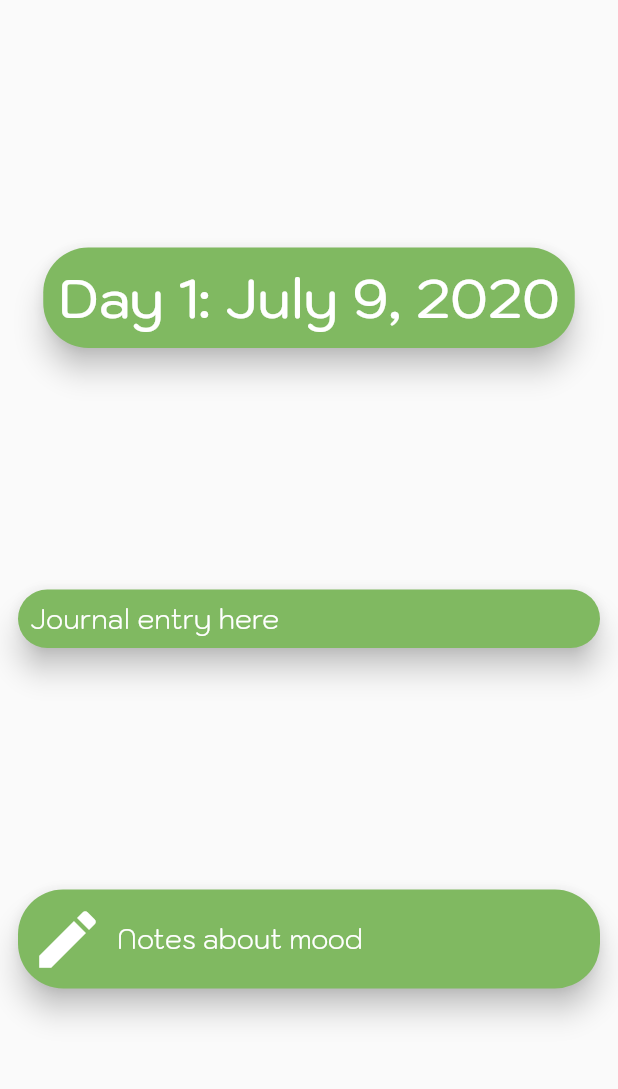
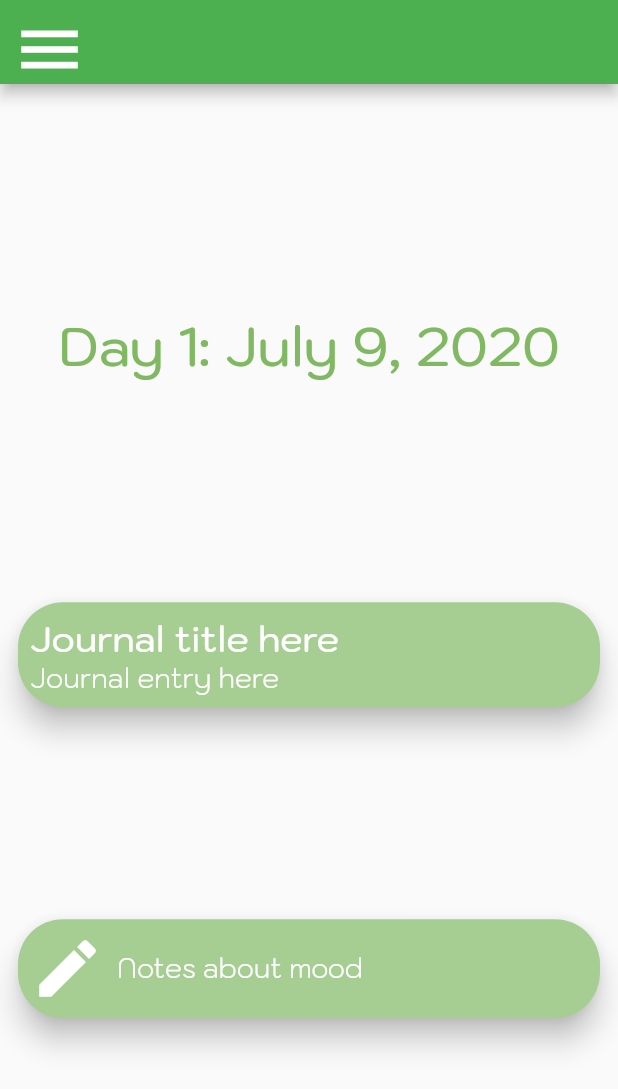
Before and after one commit to AgrawalTrisha/HackTheLib, a Flutter app: the screen it shows after launch, on a phone screen of 412 x 824 dp. Shown: the top 1089 px of the screen. Run offline on Flutter 3.47's test engine with Material 2 defaults, Android fonts, the light colour scheme and no system bars.

Commit message:
this design sucks ass

```diff
--- a/lib/main.dart
+++ b/lib/main.dart
@@ -1,6 +1,9 @@
 import 'package:flutter/cupertino.dart';
 import 'package:flutter/material.dart';
 import 'package:hackthelib/pages/daily_page.dart';
+import 'package:hackthelib/pages/food_page.dart';
+import 'package:hackthelib/pages/journal_page.dart';
+import 'package:hackthelib/pages/mood_page.dart';
 import 'package:hackthelib/widgets/journal_card.dart';
 
 void main() {
@@ -15,39 +18,104 @@ class MyApp extends StatelessWidget {
       title: 'Flutter Demo',
       theme: ThemeData(
         primarySwatch: Colors.green,
+        backgroundColor: Color(0xFFf2f4f3),
         fontFamily: "Kodchasan",
         primaryTextTheme: TextTheme(
-          headline1: TextStyle(
-            fontWeight: FontWeight.w500,
-            fontSize: 36,
-            color: Colors.white
-          ),
-          bodyText1: TextStyle(
-            fontWeight: FontWeight.w300,
-            fontSize: 18,
-            color: Colors.white
-          )
+          headline1: TextStyle(fontWeight: FontWeight.w500, fontSize: 36, color: Color(0xFF80B961)),
+          headline2: TextStyle(fontWeight: FontWeight.w500, fontSize: 24, color: Colors.white),
+          bodyText1: TextStyle(fontWeight: FontWeight.w300, fontSize: 18, color: Colors.white),
         ),
-        iconTheme: IconThemeData(
-          color: Color(0xFF80B961),
-          size: 50
-        ),
-        cardTheme: CardTheme(
-          color: Color(0xFF80B961),
-          shape: RoundedRectangleBorder(borderRadius: BorderRadius.circular(30)),
-          elevation: 8
-        )
+        iconTheme: IconThemeData(color: Color(0xFF80B961), size: 50),
+        cardTheme: CardTheme(color: Color(0xFFa6cd92), shape: RoundedRectangleBorder(borderRadius: BorderRadius.circular(30)), elevation: 8),
       ),
       home: HomeView(),
     );
   }
 }
 
-class HomeView extends StatelessWidget {
+class HomeView extends StatefulWidget {
+  @override
+  _HomeViewState createState() => _HomeViewState();
+}
+
+class _HomeViewState extends State<HomeView> {
+  int pageNum = 1;
+
   @override
   Widget build(BuildContext context) {
-    return Container(
-      child: DailyPage(),
+    return Scaffold(
+      appBar: AppBar(),
+      body: _getPage(pageNum),
+      drawer: Container(
+        color: Colors.white,
+        width: 60,
+        child: Column(
+          mainAxisAlignment: MainAxisAlignment.center,
+          children: <Widget>[
+            Padding(
+              padding: const EdgeInsets.all(8.0),
+              child: IconButton(
+                icon: Icon(Icons.calendar_today),
+                onPressed: () {
+                  setState(() {
+                    pageNum = 1;
+                  });
+                  Navigator.pop(context);
+                },
+              ),
+            ),
+            Padding(
+              padding: const EdgeInsets.all(8.0),
+              child: IconButton(
+                icon: Icon(Icons.local_florist),
+                onPressed: () {
+                  setState(() {
+                    pageNum = 2;
+                  });
+                  Navigator.pop(context);
+                },
+              ),
+            ),
+            Padding(
+              padding: const EdgeInsets.all(8.0),
+              child: IconButton(
+                icon: Icon(Icons.book),
+                onPressed: () {
+                  setState(() {
+                    pageNum = 3;
+                  });
+                  Navigator.pop(context);
+                },
+              ),
+            ),
+            Padding(
+              padding: const EdgeInsets.all(8.0),
+              child: IconButton(
+                icon: Icon(Icons.mood),
+                onPressed: () {
+                  setState(() {
+                    pageNum = 4;
+                  });
+                  Navigator.pop(context);
+                },
+              ),
+            ),
+          ],
+        ),
+      ),
     );
   }
+
+  Widget _getPage(int pageNum) {
+    switch (pageNum) {
+      case 1:
+        return DailyPage();
+      case 2:
+        return FoodPage();
+      case 3:
+        return JournalPage();
+      case 4:
+        return MoodPage();
+    }
+  }
 }
--- a/lib/pages/daily_page.dart
+++ b/lib/pages/daily_page.dart
@@ -6,8 +6,7 @@ import 'package:hackthelib/widgets/mood_card.dart';
 class DailyPage extends StatelessWidget {
   @override
   Widget build(BuildContext context) {
-    return Scaffold(
-      body: Padding(
+    return Padding(
       padding: const EdgeInsets.all(8.0),
       child: Column(
         mainAxisAlignment: MainAxisAlignment.spaceEvenly,
@@ -19,7 +18,6 @@ class DailyPage extends StatelessWidget {
           JournalCard(),
           MoodCard(),
         ],
-        ),
       ),
     );
   }
--- /dev/null
+++ b/lib/pages/food_page.dart
@@ -0,0 +1,8 @@
+import 'package:flutter/material.dart';
+
+class FoodPage extends StatelessWidget {
+  @override
+  Widget build(BuildContext context) {
+    return Container();
+  }
+}
--- /dev/null
+++ b/lib/pages/journal_page.dart
@@ -0,0 +1,8 @@
+import 'package:flutter/material.dart';
+
+class JournalPage extends StatelessWidget {
+  @override
+  Widget build(BuildContext context) {
+    return Container();
+  }
+}
--- /dev/null
+++ b/lib/pages/mood_page.dart
@@ -0,0 +1,8 @@
+import 'package:flutter/material.dart';
+
+class MoodPage extends StatelessWidget {
+  @override
+  Widget build(BuildContext context) {
+    return Container();
+  }
+}
--- a/lib/widgets/day_card.dart
+++ b/lib/widgets/day_card.dart
@@ -7,11 +7,9 @@ class DayCard extends StatelessWidget {
   const DayCard({this.day, this.date});
   @override
   Widget build(BuildContext context) {
-    return Card(
-      child: Padding(
-        padding: const EdgeInsets.all(10.0),
-        child: Text("Day $day: ${_getMonth(date.month)} ${date.day}, ${date.year}", style: Theme.of(context).primaryTextTheme.headline1,),
-      )
+    return Padding(
+      padding: const EdgeInsets.all(10.0),
+      child: Text("Day $day: ${_getMonth(date.month)} ${date.day}, ${date.year}", style: Theme.of(context).primaryTextTheme.headline1,),
     );
   }
 }
--- a/lib/widgets/journal_card.dart
+++ b/lib/widgets/journal_card.dart
@@ -6,19 +6,24 @@ class JournalCard extends StatefulWidget {
 }
 
 class _JournalCardState extends State<JournalCard> {
-  TextEditingController _editingController;
-  FocusNode _focusNode;
+  TextEditingController _titleController;
+  TextEditingController _bodyController;
+  FocusNode _titleFocusNode;
+  FocusNode _bodyFocusNode;
 
   @override
   void initState() {
     super.initState();
-    _editingController = TextEditingController(text: "Journal entry here");
-    _focusNode = FocusNode();
+    _titleController = TextEditingController(text: "Journal title here");
+    _bodyController = TextEditingController(text: "Journal entry here");
+    _titleFocusNode = FocusNode();
+    _bodyFocusNode = FocusNode();
   }
 
   @override
   void dispose() {
-    _editingController.dispose();
+    _titleController.dispose();
+    _bodyController.dispose();
     super.dispose();
   }
 
@@ -27,14 +32,27 @@ class _JournalCardState extends State<JournalCard> {
     return Card(
       child: Padding(
         padding: const EdgeInsets.all(8.0),
-        child: EditableText(
-          controller: _editingController,
-          focusNode: _focusNode,
-          style: Theme.of(context).primaryTextTheme.bodyText1,
-          cursorColor: Colors.white,
-          backgroundCursorColor: Colors.green,
-          minLines: null,
-          maxLines: null,
+        child: Column(
+          children: [
+            EditableText(
+            controller: _titleController,
+            focusNode: _titleFocusNode,
+            style: Theme.of(context).primaryTextTheme.headline2,
+            cursorColor: Colors.white,
+            backgroundCursorColor: Colors.green,
+            minLines: null,
+            maxLines: null,
+          ),
+            EditableText(
+              controller: _bodyController,
+              focusNode: _bodyFocusNode,
+              style: Theme.of(context).primaryTextTheme.bodyText1,
+              cursorColor: Colors.white,
+              backgroundCursorColor: Colors.green,
+              minLines: null,
+              maxLines: null,
+            ),
+          ],
         ),
       ),
     );
--- a/lib/widgets/mood_card.dart
+++ b/lib/widgets/mood_card.dart
@@ -29,7 +29,7 @@ class _MoodCardState extends State<MoodCard> {
       child: Row(
         crossAxisAlignment: CrossAxisAlignment.center,
         children: [
-          IconButton(onPressed: () {_askedToLead();}, iconSize: 50, icon: Icon(icon, color: Colors.white)),
+          IconButton(onPressed: () {_moodSelector();}, iconSize: 50, icon: Icon(icon, color: Colors.white)),
           Expanded(
             child: EditableText(
               controller: _editingController,
@@ -45,7 +45,7 @@ class _MoodCardState extends State<MoodCard> {
       ),
     );
   }
-  Future<void> _askedToLead() async {
+  Future<void> _moodSelector() async {
     switch (await showDialog<String>(
         context: context,
         builder: (BuildContext context) {
```
Lines whose indentation alone changed are shown as unchanged.
